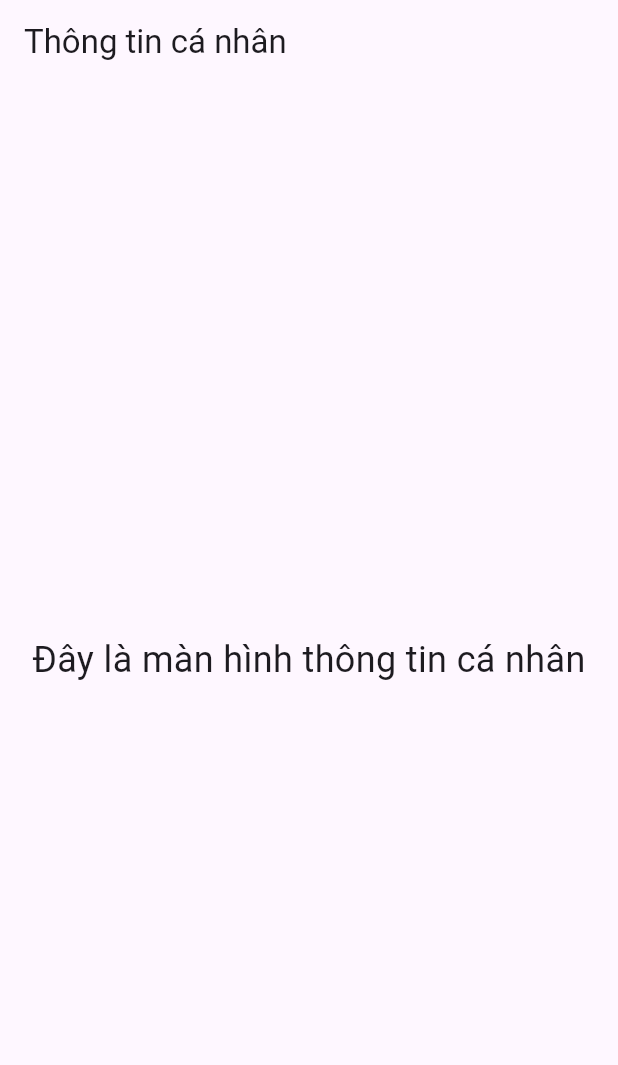
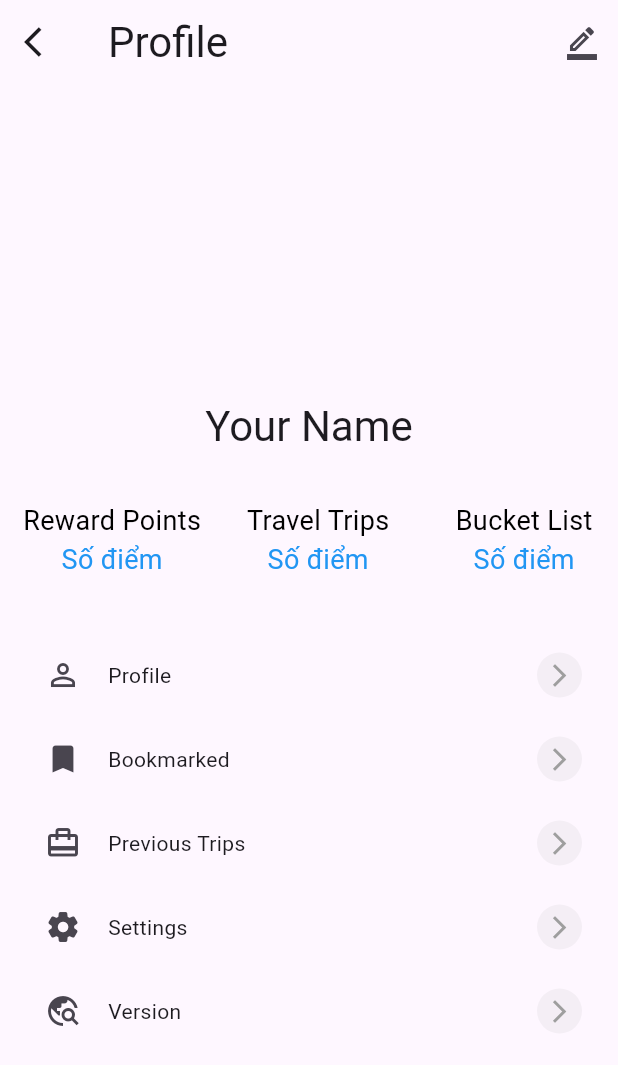
Before and after one commit to tunangoo/viettravel, a Flutter app: the ProfileScreen screen opened directly, on a phone screen of 412 x 824 dp. Shown: the top 1065 px of the screen. Run offline on Flutter 3.47's test engine with Material 3 defaults, Android fonts, the phone set to English and light mode, and no system bars; our stand-ins replace salomon_bottom_bar; missing offline and left inert: iconify_flutter.

Commit message:
Profile screen demo

```diff
--- a/lib/main.dart
+++ b/lib/main.dart
@@ -42,6 +42,7 @@ class _MyAppState extends State<MyApp> {
       home: Scaffold(
         appBar: AppBar(
           title: Text(MyApp.title),
+          toolbarHeight: 0.0,
         ),
         body: IndexedStack(
           index: _currentIndex,
--- a/lib/screen/profile_screen.dart
+++ b/lib/screen/profile_screen.dart
@@ -1,18 +1,163 @@
 import 'package:flutter/material.dart';
 
 class ProfileScreen extends StatelessWidget {
+  const ProfileScreen({Key? key}) : super(key: key);
+
   @override
   Widget build(BuildContext context) {
     return Scaffold(
       appBar: AppBar(
-        title: Text('Thông tin cá nhân'),
+        leading: IconButton(
+          onPressed: (){},
+          icon: const Icon(Icons.arrow_back_ios,),
+        ),
+        title: Text(
+          "Profile",
+          style: Theme.of(context).textTheme.headlineMedium,
+        ),
+        actions: [
+          IconButton(onPressed: (){}, icon: Icon(Icons.border_color_outlined,),)
+        ],
       ),
-      body: Center(
-        child: Text(
-          'Đây là màn hình thông tin cá nhân',
-          style: TextStyle(fontSize: 24),
-        ),
+      body: SingleChildScrollView(
+        child: Column(
+          children: [
+            Center(
+              child: SizedBox(
+                width: 200,
+                height: 200,
+                child: ClipRRect(
+                  borderRadius: BorderRadius.circular(100),
+                ),
+              ),
+            ),
+            const SizedBox(height: 10),
+            Text("Your Name", style: Theme.of(context).textTheme.headlineMedium),
+            const SizedBox(height: 20),
+            Row(
+              children: [
+                Expanded(
+                  child: Container(
+                    padding: EdgeInsets.only(
+                      top: 12.0,
+                      left: 12.0,
+                    ),
+                    height: 100,
+                    child: Column(
+                      children: [
+                        Center(
+                          child: Text(
+                            'Reward Points',
+                            style: TextStyle(color: Colors.black, fontSize: 18),
+                          ),
+                        ),
+                        Text(
+                          "Số điểm",
+                          style: TextStyle(color: Colors.blue, fontSize: 18),
+                        ),
+                      ],
+                    ),
+                  ),
+                ),
+                Expanded(
+                  child: Container(
+                    padding: EdgeInsets.only(
+                      top: 12.0,
+                      left: 12.0,
+                    ),
+                    height: 100,
+                    child: Column(
+                      children: [
+                        Center(
+                          child: Text(
+                            'Travel Trips',
+                            style: TextStyle(color: Colors.black, fontSize: 18),
+                          ),
+                        ),
+                        Text(
+                          "Số điểm",
+                          style: TextStyle(color: Colors.blue, fontSize: 18),
+                        ),
+                      ],
+                    ),
+                  ),
+                ),
+                Expanded(
+                  child: Container(
+                    padding: EdgeInsets.only(
+                      top: 12.0,
+                      left: 12.0,
+                    ),
+                    height: 100,
+                    child: Column(
+                      children: [
+                        Center(
+                          child: Text(
+                            'Bucket List',
+                            style: TextStyle(color: Colors.black, fontSize: 18),
+                          ),
+                        ),
+                        Text(
+                          "Số điểm",
+                          style: TextStyle(color: Colors.blue, fontSize: 18),
+                        ),
+                      ],
+                    ),
+                  ),
+                ),
+              ],
+            ),
+            ProfileMenuWidget(title: "Profile", icon: Icons.perm_identity, onPress: (){},),
+            ProfileMenuWidget(title: "Bookmarked", icon: Icons.bookmark, onPress: (){},),
+            ProfileMenuWidget(title: "Previous Trips", icon: Icons.card_travel, onPress: (){},),
+            ProfileMenuWidget(title: "Settings", icon: Icons.settings_rounded, onPress: (){},),
+            ProfileMenuWidget(title: "Version", icon: Icons.travel_explore, onPress: (){},),
+          ],
+        )
       ),
     );
   }
 }
+
+class ProfileMenuWidget extends StatelessWidget {
+  const ProfileMenuWidget({
+    Key? key,
+    required this.title,
+    required this.icon,
+    required this.onPress,
+    this.endIcon = true,
+    this.textcolor
+  }) : super(key: key);
+
+  final String title;
+  final IconData icon;
+  final VoidCallback onPress;
+  final bool endIcon;
+  final Color? textcolor;
+
+  @override
+  Widget build(BuildContext context) {
+    return ListTile(
+      onTap: onPress,
+      leading: Container(
+        padding: EdgeInsets.only(left: 12.0),
+        width: 40,
+        height: 40,
+        decoration: BoxDecoration(
+          borderRadius: BorderRadius.circular(100),
+        ),
+        child: Icon(icon),
+      ),
+      title: Text(title, style: Theme.of(context).textTheme.bodyMedium,),
+      trailing: endIcon? Container(
+        width: 30,
+        height: 30,
+        decoration: BoxDecoration(
+          borderRadius: BorderRadius.circular(100),
+          color: Colors.grey.withOpacity(0.1),
+        ),
+        child: const Icon(Icons.arrow_forward_ios, size: 18.0, color: Colors.grey,),
+      ) : null,
+    );
+  }
+}
```
Also changed, not shown: assets/images/profile/profile.png (added).
